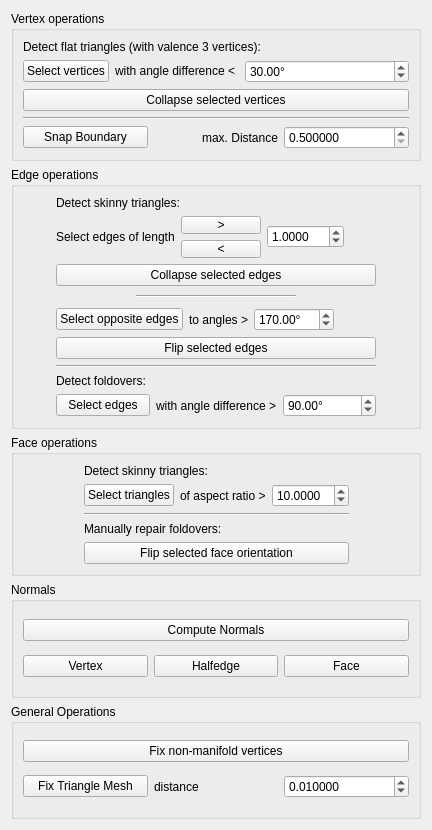
ShenRen/OpenFlipper, file Plugin-MeshRepair/MeshRepairControls.ui: the form before one commit.
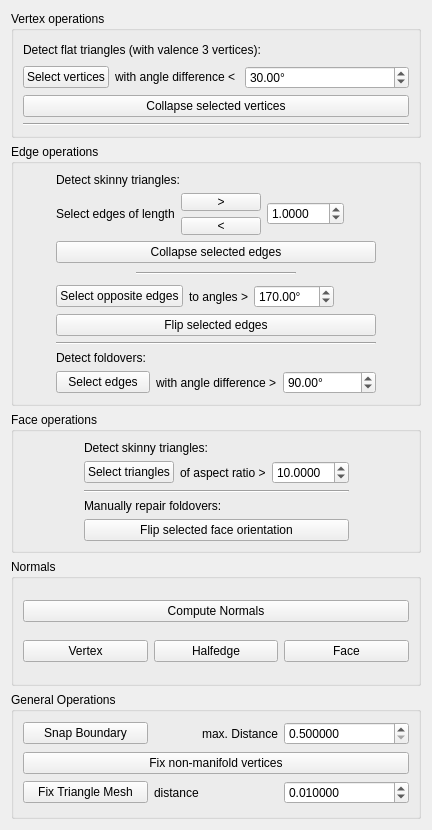
The form after the commit.

Commit message: Splitted Boundary snapping into seperate class

Diff of the .ui file:
```diff
--- a/Plugin-MeshRepair/MeshRepairControls.ui
+++ b/Plugin-MeshRepair/MeshRepairControls.ui
@@ -93,46 +93,6 @@
         </property>
        </widget>
       </item>
-      <item>
-       <layout class="QHBoxLayout" name="horizontalLayout_13">
-        <item>
-         <widget class="QPushButton" name="snapBoundaryButton">
-          <property name="toolTip">
-           <string>Snaps selected boundary vertices together.</string>
-          </property>
-          <property name="text">
-           <string>Snap Boundary</string>
-          </property>
-         </widget>
-        </item>
-        <item>
-         <widget class="QLabel" name="label_10">
-          <property name="text">
-           <string>max. Distance</string>
-          </property>
-          <property name="alignment">
-           <set>Qt::AlignRight|Qt::AlignTrailing|Qt::AlignVCenter</set>
-          </property>
-         </widget>
-        </item>
-        <item>
-         <widget class="QDoubleSpinBox" name="snapBoundarySpinBox">
-          <property name="decimals">
-           <number>6</number>
-          </property>
-          <property name="minimum">
-           <double>0.500000000000000</double>
-          </property>
-          <property name="singleStep">
-           <double>0.100000000000000</double>
-          </property>
-          <property name="value">
-           <double>0.500000000000000</double>
-          </property>
-         </widget>
-        </item>
-       </layout>
-      </item>
      </layout>
     </widget>
    </item>
@@ -682,6 +642,46 @@
       <string>General Operations</string>
      </property>
      <layout class="QVBoxLayout" name="verticalLayout_7">
+      <item>
+       <layout class="QHBoxLayout" name="horizontalLayout_13">
+        <item>
+         <widget class="QPushButton" name="snapBoundaryButton">
+          <property name="toolTip">
+           <string>&lt;html&gt;&lt;head/&gt;&lt;body&gt;&lt;p&gt;Snaps selected boundary vertices together if they are closer than the given distance. No new vertices will be introduced on either edge, so they are just snapped to existing ones.&lt;/p&gt;&lt;/body&gt;&lt;/html&gt;</string>
+          </property>
+          <property name="text">
+           <string>Snap Boundary</string>
+          </property>
+         </widget>
+        </item>
+        <item>
+         <widget class="QLabel" name="label_10">
+          <property name="text">
+           <string>max. Distance</string>
+          </property>
+          <property name="alignment">
+           <set>Qt::AlignRight|Qt::AlignTrailing|Qt::AlignVCenter</set>
+          </property>
+         </widget>
+        </item>
+        <item>
+         <widget class="QDoubleSpinBox" name="snapBoundarySpinBox">
+          <property name="decimals">
+           <number>6</number>
+          </property>
+          <property name="minimum">
+           <double>0.500000000000000</double>
+          </property>
+          <property name="singleStep">
+           <double>0.100000000000000</double>
+          </property>
+          <property name="value">
+           <double>0.500000000000000</double>
+          </property>
+         </widget>
+        </item>
+       </layout>
+      </item>
       <item>
        <widget class="QPushButton" name="fixNonManifoldVerticesButton">
         <property name="toolTip">
```
The commit also changes 6 other files.
